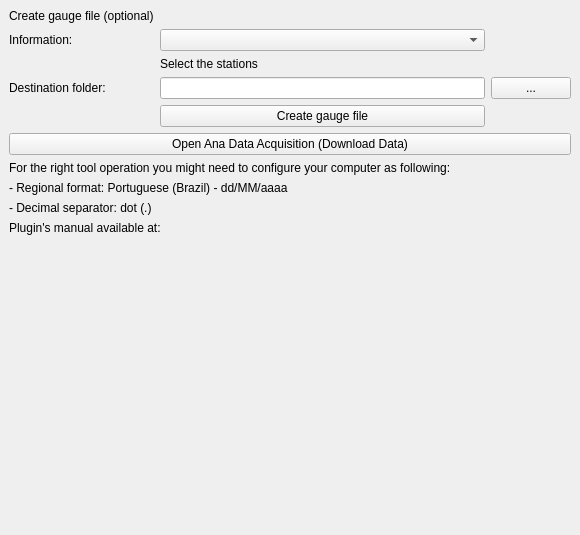
Old version of the form ana_data_acquisition_dockwidget_base.ui in the repository HGE-IPH/ANA-Data-Acquisition.
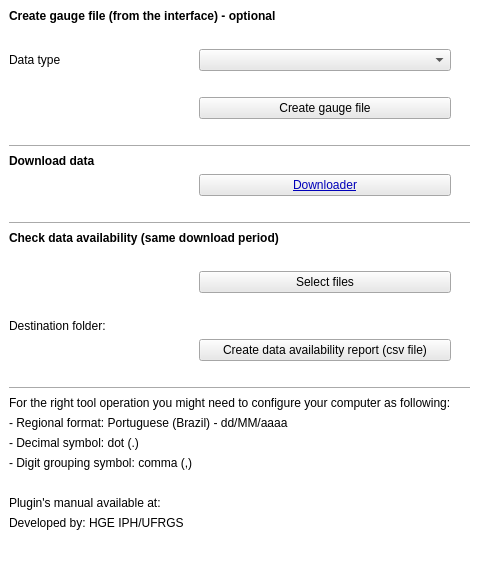
New version of the form.

```diff
--- a/ana_data_acquisition_dockwidget_base.ui
+++ b/ana_data_acquisition_dockwidget_base.ui
@@ -6,60 +6,246 @@
    <rect>
     <x>0</x>
     <y>0</y>
-    <width>580</width>
-    <height>535</height>
+    <width>439</width>
+    <height>587</height>
    </rect>
   </property>
+  <property name="styleSheet">
+   <string notr="true">background-color: rgb(255, 255, 255);</string>
+  </property>
   <property name="windowTitle">
    <string>ANA Data Acquisition</string>
   </property>
   <widget class="QWidget" name="dockWidgetContents">
    <layout class="QGridLayout" name="gridLayout">
-    <item row="7" column="2">
-     <widget class="QPushButton" name="pushButton_3">
+    <item row="12" column="1">
+     <widget class="QLabel" name="label_16">
       <property name="text">
-       <string>...</string>
+       <string/>
       </property>
      </widget>
     </item>
-    <item row="10" column="0" colspan="3">
+    <item row="15" column="1">
+     <widget class="QLabel" name="label_10">
+      <property name="text">
+       <string/>
+      </property>
+     </widget>
+    </item>
+    <item row="24" column="1" colspan="2">
+     <widget class="QPushButton" name="pushButton_5">
+      <property name="styleSheet">
+       <string notr="true">background-color: rgb(232, 232, 232);</string>
+      </property>
+      <property name="text">
+       <string>Create data availability report (csv file)</string>
+      </property>
+     </widget>
+    </item>
+    <item row="30" column="0" colspan="3">
+     <widget class="QLabel" name="label_5">
+      <property name="text">
+       <string>For the right tool operation you might need to configure your computer as following:</string>
+      </property>
+     </widget>
+    </item>
+    <item row="32" column="0" colspan="3">
+     <widget class="QLabel" name="label_7">
+      <property name="text">
+       <string>- Decimal symbol: dot (.)</string>
+      </property>
+     </widget>
+    </item>
+    <item row="35" column="0" colspan="3">
+     <widget class="QLabel" name="label_8">
+      <property name="text">
+       <string>Plugin's manual available at: &lt;https://www.ufrgs.br/hge/ana-data-acquisition/&gt;</string>
+      </property>
+     </widget>
+    </item>
+    <item row="21" column="3">
+     <widget class="QLabel" name="label_21">
+      <property name="text">
+       <string/>
+      </property>
+     </widget>
+    </item>
+    <item row="6" column="1" colspan="2">
+     <widget class="QComboBox" name="comboBox">
+      <property name="styleSheet">
+       <string notr="true">selection-color: rgb(0, 0, 0);
+background-color: rgb(232, 232, 232);
+selection-background-color: rgb(255, 255, 255);</string>
+      </property>
+     </widget>
+    </item>
+    <item row="36" column="0">
+     <widget class="QLabel" name="label_9">
+      <property name="text">
+       <string>Developed by: HGE IPH/UFRGS</string>
+      </property>
+     </widget>
+    </item>
+    <item row="27" column="0" colspan="5">
+     <widget class="Line" name="line">
+      <property name="orientation">
+       <enum>Qt::Horizontal</enum>
+      </property>
+     </widget>
+    </item>
+    <item row="23" column="0">
+     <widget class="QLabel" name="label_14">
+      <property name="text">
+       <string>Destination folder: </string>
+      </property>
+     </widget>
+    </item>
+    <item row="18" column="0" colspan="5">
+     <widget class="Line" name="line_4">
+      <property name="orientation">
+       <enum>Qt::Horizontal</enum>
+      </property>
+     </widget>
+    </item>
+    <item row="16" column="1" colspan="2">
      <widget class="QPushButton" name="pushButton_2">
       <property name="autoFillBackground">
        <bool>false</bool>
       </property>
       <property name="styleSheet">
-       <string notr="true">font: 75 8pt &quot;MS Shell Dlg 2&quot;;</string>
+       <string notr="true">color: rgb(0, 0, 185);
+text-decoration: underline;
+font: 75 8pt &quot;MS Shell Dlg 2&quot;;
+background-color: rgb(232, 232, 232);</string>
       </property>
       <property name="text">
-       <string>Open Ana Data Acquisition (Download Data)</string>
+       <string>Downloader</string>
       </property>
      </widget>
     </item>
-    <item row="13" column="0" colspan="2">
-     <widget class="QLabel" name="label_7">
+    <item row="31" column="0" colspan="3">
+     <widget class="QLabel" name="label_6">
       <property name="text">
-       <string>- Decimal separator: dot (.)</string>
+       <string>- Regional format: Portuguese (Brazil) - dd/MM/aaaa</string>
       </property>
      </widget>
     </item>
-    <item row="5" column="1">
-     <widget class="QComboBox" name="comboBox"/>
-    </item>
-    <item row="6" column="1">
-     <widget class="QLabel" name="label_3">
-      <property name="text">
-       <string>Select the stations</string>
+    <item row="21" column="1" colspan="2">
+     <widget class="QPushButton" name="pushButton_4">
+      <property name="styleSheet">
+       <string notr="true">background-color: rgb(232, 232, 232);</string>
       </property>
-     </widget>
-    </item>
-    <item row="4" column="0">
-     <widget class="QLabel" name="label">
       <property name="text">
-       <string>Create gauge file (optional)</string>
+       <string>Select files</string>
       </property>
      </widget>
     </item>
     <item row="15" column="0">
+     <widget class="QLabel" name="label_11">
+      <property name="font">
+       <font>
+        <weight>75</weight>
+        <bold>true</bold>
+       </font>
+      </property>
+      <property name="text">
+       <string>Download data</string>
+      </property>
+     </widget>
+    </item>
+    <item row="4" column="0" colspan="2">
+     <widget class="QLabel" name="label">
+      <property name="font">
+       <font>
+        <weight>75</weight>
+        <bold>true</bold>
+       </font>
+      </property>
+      <property name="text">
+       <string>Create gauge file (from the interface) - optional </string>
+      </property>
+     </widget>
+    </item>
+    <item row="19" column="0" colspan="2">
+     <widget class="QLabel" name="label_12">
+      <property name="font">
+       <font>
+        <weight>75</weight>
+        <bold>true</bold>
+       </font>
+      </property>
+      <property name="text">
+       <string>Check data availability (same download period)</string>
+      </property>
+      <property name="textFormat">
+       <enum>Qt::PlainText</enum>
+      </property>
+     </widget>
+    </item>
+    <item row="25" column="1">
+     <widget class="QLabel" name="label_17">
+      <property name="text">
+       <string/>
+      </property>
+     </widget>
+    </item>
+    <item row="14" column="0" colspan="5">
+     <widget class="Line" name="line_3">
+      <property name="orientation">
+       <enum>Qt::Horizontal</enum>
+      </property>
+     </widget>
+    </item>
+    <item row="8" column="1">
+     <widget class="QLabel" name="label_4">
+      <property name="text">
+       <string/>
+      </property>
+     </widget>
+    </item>
+    <item row="6" column="0">
+     <widget class="QLabel" name="label_2">
+      <property name="text">
+       <string>Data type</string>
+      </property>
+     </widget>
+    </item>
+    <item row="34" column="0">
+     <widget class="QLabel" name="label_15">
+      <property name="text">
+       <string/>
+      </property>
+     </widget>
+    </item>
+    <item row="22" column="1">
+     <widget class="QLabel" name="label_24">
+      <property name="text">
+       <string/>
+      </property>
+     </widget>
+    </item>
+    <item row="5" column="1">
+     <widget class="QLabel" name="label_18">
+      <property name="text">
+       <string/>
+      </property>
+     </widget>
+    </item>
+    <item row="20" column="1">
+     <widget class="QLabel" name="label_19">
+      <property name="text">
+       <string/>
+      </property>
+     </widget>
+    </item>
+    <item row="23" column="1">
+     <widget class="QLabel" name="label_20">
+      <property name="text">
+       <string/>
+      </property>
+     </widget>
+    </item>
+    <item row="37" column="0">
      <spacer name="verticalSpacer">
       <property name="orientation">
        <enum>Qt::Vertical</enum>
@@ -72,48 +258,27 @@
       </property>
      </spacer>
     </item>
-    <item row="9" column="1">
+    <item row="11" column="1" colspan="2">
      <widget class="QPushButton" name="pushButton">
+      <property name="styleSheet">
+       <string notr="true">background-color: rgb(232, 232, 232);</string>
+      </property>
       <property name="text">
        <string>Create gauge file</string>
       </property>
      </widget>
     </item>
-    <item row="7" column="1">
-     <widget class="QLineEdit" name="lineEdit"/>
-    </item>
-    <item row="11" column="0" colspan="2">
-     <widget class="QLabel" name="label_5">
+    <item row="17" column="1">
+     <widget class="QLabel" name="label_13">
       <property name="text">
-       <string>For the right tool operation you might need to configure your computer as following:</string>
+       <string/>
       </property>
      </widget>
     </item>
-    <item row="5" column="0">
-     <widget class="QLabel" name="label_2">
+    <item row="33" column="0">
+     <widget class="QLabel" name="label_23">
       <property name="text">
-       <string>Information:</string>
-      </property>
-     </widget>
-    </item>
-    <item row="12" column="0" colspan="2">
-     <widget class="QLabel" name="label_6">
-      <property name="text">
-       <string>- Regional format: Portuguese (Brazil) - dd/MM/aaaa</string>
-      </property>
-     </widget>
-    </item>
-    <item row="7" column="0">
-     <widget class="QLabel" name="label_4">
-      <property name="text">
-       <string>Destination folder:</string>
-      </property>
-     </widget>
-    </item>
-    <item row="14" column="0" colspan="2">
-     <widget class="QLabel" name="label_8">
-      <property name="text">
-       <string>Plugin's manual available at: &lt;https://www.ufrgs.br/hge/ana-data-acquisition/&gt;</string>
+       <string>- Digit grouping symbol: comma (,)</string>
       </property>
      </widget>
     </item>
```
